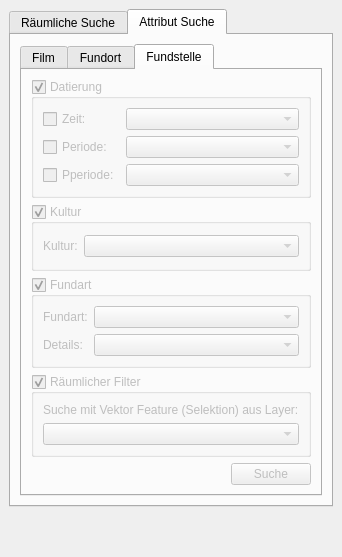
First picture: the form in APIS/forms/apis_search_form.ui, repository APIS-Luftbildarchiv/APIS, before the edit.
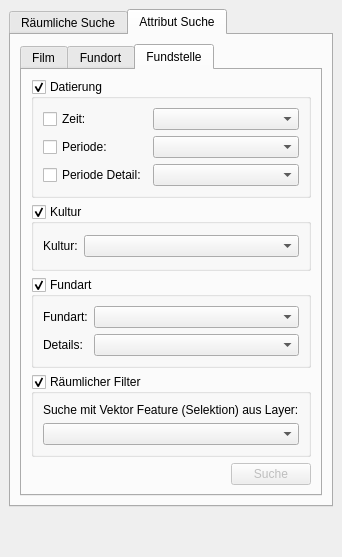
Second picture: the form after the edit. The open tabs and pages were chosen to show the change. Icons and pictures are not drawn. Custom widgets are drawn as their Qt base class.

Diff of the .ui file:
```diff
--- a/APIS/forms/apis_search_form.ui
+++ b/APIS/forms/apis_search_form.ui
@@ -781,7 +781,7 @@
             <item>
              <widget class="QGroupBox" name="groupBox">
               <property name="enabled">
-               <bool>false</bool>
+               <bool>true</bool>
               </property>
               <property name="title">
                <string>Datierung</string>
@@ -793,7 +793,7 @@
                <item row="2" column="0">
                 <widget class="QCheckBox" name="checkBox_3">
                  <property name="text">
-                  <string>Pperiode:</string>
+                  <string>Periode Detail:</string>
                  </property>
                 </widget>
                </item>
@@ -847,7 +847,7 @@
             <item>
              <widget class="QGroupBox" name="groupBox_2">
               <property name="enabled">
-               <bool>false</bool>
+               <bool>true</bool>
               </property>
               <property name="title">
                <string>Kultur</string>
@@ -879,7 +879,7 @@
             <item>
              <widget class="QGroupBox" name="groupBox_3">
               <property name="enabled">
-               <bool>false</bool>
+               <bool>true</bool>
               </property>
               <property name="title">
                <string>Fundart</string>
@@ -928,7 +928,7 @@
             <item>
              <widget class="QGroupBox" name="groupBox_4">
               <property name="enabled">
-               <bool>false</bool>
+               <bool>true</bool>
               </property>
               <property name="title">
                <string>Räumlicher Filter</string>
```
Left out of the diff: 38 changed lines with no effect on the pictures.
